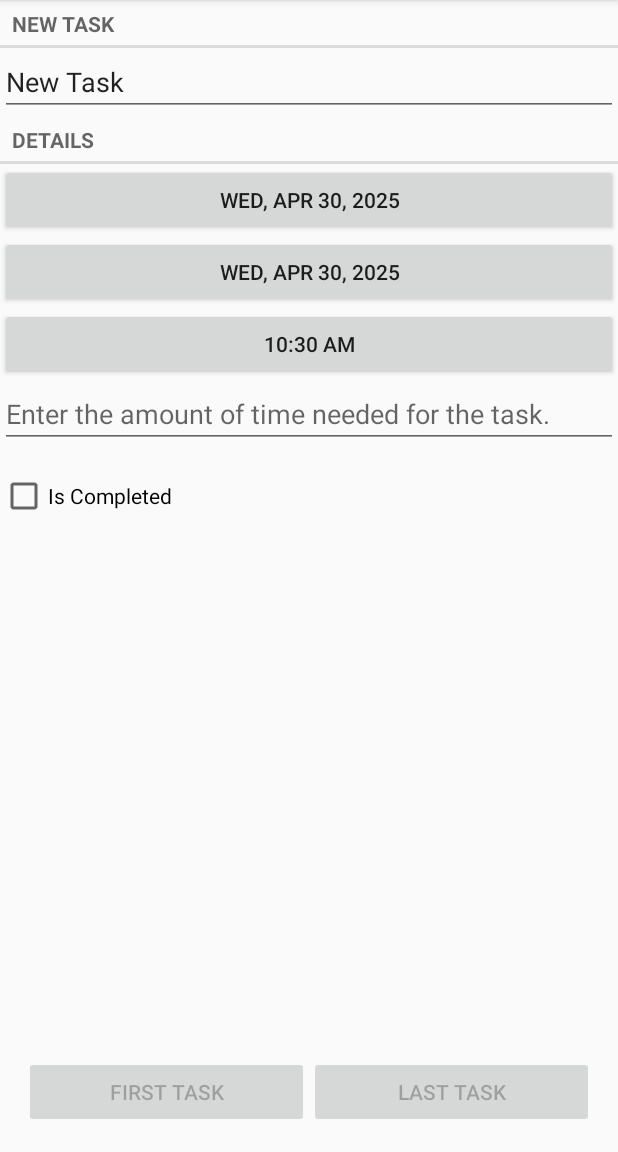
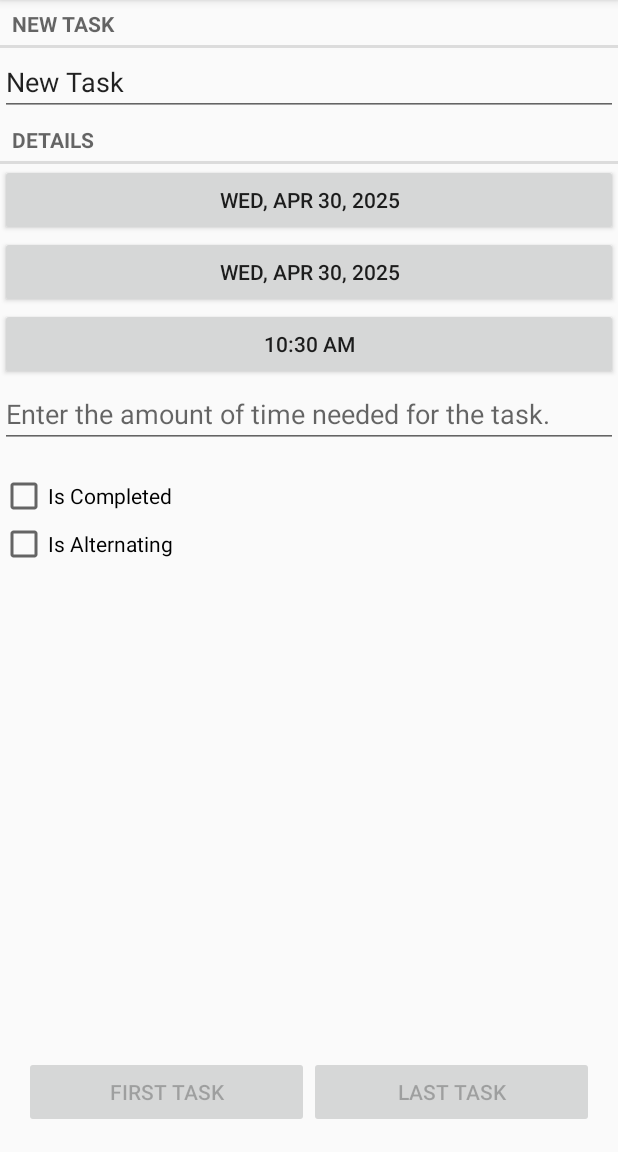
Before and after one commit to andycheng2018/SwiftTasks, an Android app: the screen it shows after launch (TaskPagerActivity), after a tap on "New Task", on a phone screen of 412 x 824 dp, the part 84-1236 px from its top. Run offline under Robolectric (Android 15) with nearby library versions, the phone set to English and light mode, and no system bars.

Commit message:
recent changes

```diff
--- a/app/src/main/java/com/example/scheduleapp/Task.java
+++ b/app/src/main/java/com/example/scheduleapp/Task.java
@@ -14,6 +14,7 @@ public class Task {
     private int timeNeeded;
     private boolean isCompleted;
     private boolean taskChanged;
+    private boolean isAlternating;
 
     private long remainingTimeMillis;
     private boolean timerRunning;
@@ -84,6 +85,9 @@ public class Task {
     public boolean isCompleted() { return isCompleted; }
     public void setCompleted(boolean isCompleted) { this.isCompleted = isCompleted; }
 
+    public boolean isAlternating(){ return isAlternating;}
+    public void setAlternating(boolean isAlternating){ this.isAlternating = isAlternating;}
+
     public void setTaskChanged(boolean taskChanged) {
         this.taskChanged = taskChanged;
     }
--- a/app/src/main/java/com/example/scheduleapp/TaskDbSchema/TaskBaseHelper.java
+++ b/app/src/main/java/com/example/scheduleapp/TaskDbSchema/TaskBaseHelper.java
@@ -14,8 +14,15 @@ public class TaskBaseHelper extends SQLiteOpenHelper {
 
     @Override
     public void onCreate(SQLiteDatabase db) {
-        db.execSQL("create table " + TaskDbSchema.TaskTable.NAME + "(" + " _id integer primary key autoincrement, " + TaskDbSchema.TaskTable.Cols.UUID + ", " + TaskDbSchema.TaskTable.Cols.ASSIGNMENT_NAME + ", " + TaskDbSchema.TaskTable.Cols.START_DATE + ", " + TaskDbSchema.TaskTable.Cols.DUE_DATE + ", " + TaskDbSchema.TaskTable.Cols.TIME_NEEDED + ", " + TaskDbSchema.TaskTable.Cols.IS_COMPLETED + ")");
-    }
+        db.execSQL("create table " + TaskDbSchema.TaskTable.NAME + "(" +
+                " _id integer primary key autoincrement, " +
+                TaskDbSchema.TaskTable.Cols.UUID + ", " +
+                TaskDbSchema.TaskTable.Cols.ASSIGNMENT_NAME + ", " +
+                TaskDbSchema.TaskTable.Cols.START_DATE + ", " +
+                TaskDbSchema.TaskTable.Cols.DUE_DATE + ", " +
+                TaskDbSchema.TaskTable.Cols.TIME_NEEDED + ", " +
+                TaskDbSchema.TaskTable.Cols.IS_COMPLETED + ", " +
+                TaskDbSchema.TaskTable.Cols.IS_ALTERNATING + ")");    }
     @Override
     public void onUpgrade(SQLiteDatabase db, int oldVersion, int newVersion) {
     }
--- a/app/src/main/java/com/example/scheduleapp/TaskDbSchema/TaskCursorWriter.java
+++ b/app/src/main/java/com/example/scheduleapp/TaskDbSchema/TaskCursorWriter.java
@@ -20,11 +20,13 @@ public class TaskCursorWriter extends CursorWrapper {
         long dueDate = getLong(getColumnIndex(TaskDbSchema.TaskTable.Cols.DUE_DATE));
         int timeNeeded = getInt(getColumnIndex(TaskDbSchema.TaskTable.Cols.TIME_NEEDED));
         int isCompleted= getInt(getColumnIndex(TaskDbSchema.TaskTable.Cols.IS_COMPLETED));
+        int isAlternating= getInt(getColumnIndex(TaskDbSchema.TaskTable.Cols.IS_ALTERNATING));
 
         Task task = new Task(UUID.fromString(uuidString));
         task.setAssignmentName(assignmentName);
         task.setTimeNeeded(timeNeeded);
         task.setCompleted(isCompleted != 0);
+        task.setAlternating(isAlternating != 0);
 
         GregorianCalendar startCalendar = new GregorianCalendar();
         startCalendar.setTimeInMillis(startDate);
--- a/app/src/main/java/com/example/scheduleapp/TaskDbSchema/TaskDbSchema.java
+++ b/app/src/main/java/com/example/scheduleapp/TaskDbSchema/TaskDbSchema.java
@@ -11,6 +11,7 @@ public class TaskDbSchema {
             public static final String DUE_DATE = "dueDate";
             public static final String TIME_NEEDED = "timeNeeded";
             public static final String IS_COMPLETED = "isCompleted";
+            public static final String IS_ALTERNATING = "isAlternating";
         }
     }
 }
--- a/app/src/main/java/com/example/scheduleapp/TaskFragment.java
+++ b/app/src/main/java/com/example/scheduleapp/TaskFragment.java
@@ -38,6 +38,7 @@ public class TaskFragment extends Fragment {
     private Button dueTimeButton;
     private EditText timeNeeded;
     private CheckBox isCompleted;
+    private CheckBox isAlternating;
 
     public static TaskFragment newInstance(UUID taskID) {
         Bundle args = new Bundle();
@@ -127,6 +128,9 @@ public class TaskFragment extends Fragment {
         isCompleted.setChecked(task.isCompleted());
         isCompleted.setOnCheckedChangeListener((buttonView, isChecked) -> task.setCompleted(isChecked));
 
+        isAlternating = v.findViewById(R.id.is_alternating);
+        isAlternating.setChecked(task.isAlternating());
+        isAlternating.setOnCheckedChangeListener((buttonView, isChecked) -> task.setAlternating(isChecked));
         return v;
     }
 
--- a/app/src/main/java/com/example/scheduleapp/TaskLab.java
+++ b/app/src/main/java/com/example/scheduleapp/TaskLab.java
@@ -96,6 +96,8 @@ public class TaskLab {
         values.put(TaskDbSchema.TaskTable.Cols.DUE_DATE, task.getDueDate().getTimeInMillis());
         values.put(TaskDbSchema.TaskTable.Cols.TIME_NEEDED, task.getTimeNeeded());
         values.put(TaskDbSchema.TaskTable.Cols.IS_COMPLETED, task.isCompleted() ? 1 : 0);
+        values.put(TaskDbSchema.TaskTable.Cols.IS_ALTERNATING, task.isAlternating() ? 1 : 0);
+
 
         return values;
     }
--- a/app/src/main/java/com/example/scheduleapp/TaskListFragment.java
+++ b/app/src/main/java/com/example/scheduleapp/TaskListFragment.java
@@ -88,6 +88,7 @@ public class TaskListFragment extends Fragment {
         private TextView mDueDateTextView;
         private Button mStartButton;
         private CheckBox mSolvedCheckBox;
+        private CheckBox mAlternating;
         private Task mTask;
 
         public TaskHolder(LayoutInflater inflater, ViewGroup parent) {
@@ -98,6 +99,7 @@ public class TaskListFragment extends Fragment {
             mDueDateTextView = itemView.findViewById(R.id.task_due_date);
             mStartButton = itemView.findViewById(R.id.start_task);
             mSolvedCheckBox = itemView.findViewById(R.id.is_completed);
+            mAlternating = itemView.findViewById(R.id.is_alternating);
         }
 
         public void bind(Task task) {
@@ -107,7 +109,9 @@ public class TaskListFragment extends Fragment {
             mDueDateTextView.setText(mTask.getDueTimeString());
             mStartButton.setOnClickListener(v -> startTask());
             mSolvedCheckBox.setChecked(task.isCompleted());
-
+            if (mAlternating != null) {
+                mAlternating.setChecked(task.isAlternating());
+            }
             updateStrikeThrough(task.isCompleted());
 
             updateBackgroundColor(task.isCompleted());
@@ -117,6 +121,12 @@ public class TaskListFragment extends Fragment {
                 updateStrikeThrough(isChecked);
                 updateBackgroundColor(isChecked);
             });
+
+            mAlternating.setOnCheckedChangeListener((buttonView, isChecked) -> {
+                mTask.setAlternating(isChecked);
+            });
+
+
         }
 
         private void updateBackgroundColor(boolean isChecked) {
--- a/app/src/main/res/layout/fragment_task.xml
+++ b/app/src/main/res/layout/fragment_task.xml
@@ -79,4 +79,15 @@
         app:layout_constraintHorizontal_bias="0.0"
         app:layout_constraintStart_toStartOf="parent"
         app:layout_constraintTop_toBottomOf="@+id/task_timeNeeded" />
+
+    <CheckBox
+        android:id="@+id/is_alternating"
+        android:layout_width="0dp"
+        android:layout_height="wrap_content"
+        android:layout_marginTop="48dp"
+        android:text="Is Alternating"
+        app:layout_constraintEnd_toEndOf="parent"
+        app:layout_constraintHorizontal_bias="0.0"
+        app:layout_constraintStart_toStartOf="parent"
+        app:layout_constraintTop_toBottomOf="@+id/task_timeNeeded" />
 </androidx.constraintlayout.widget.ConstraintLayout>
```
